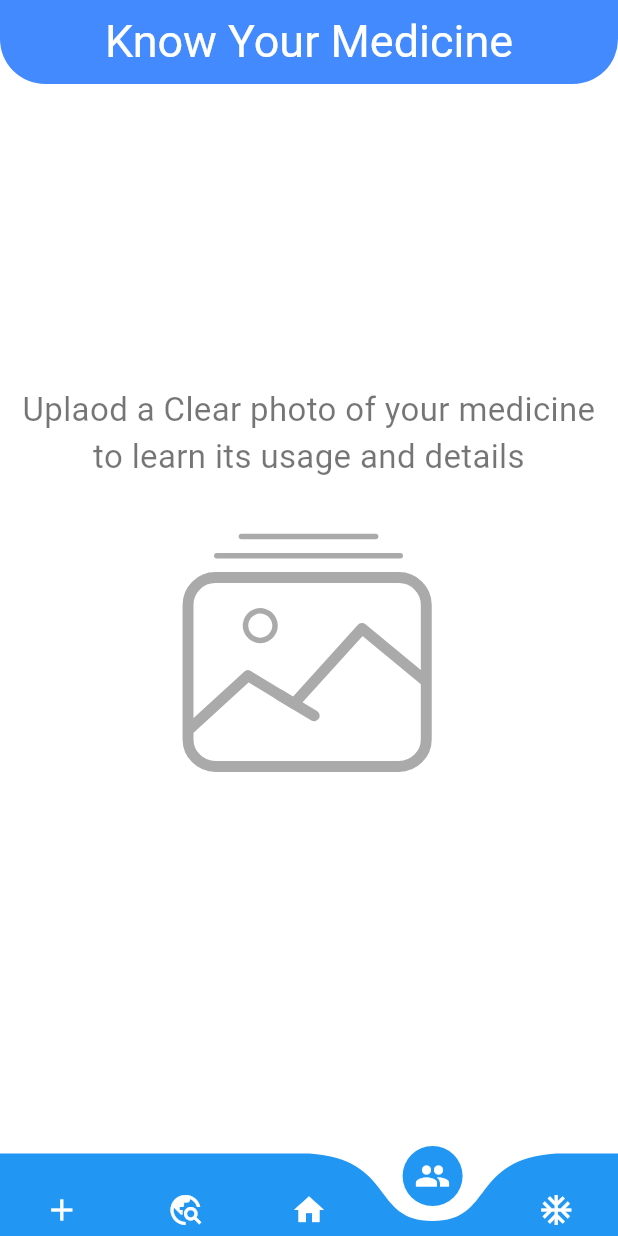
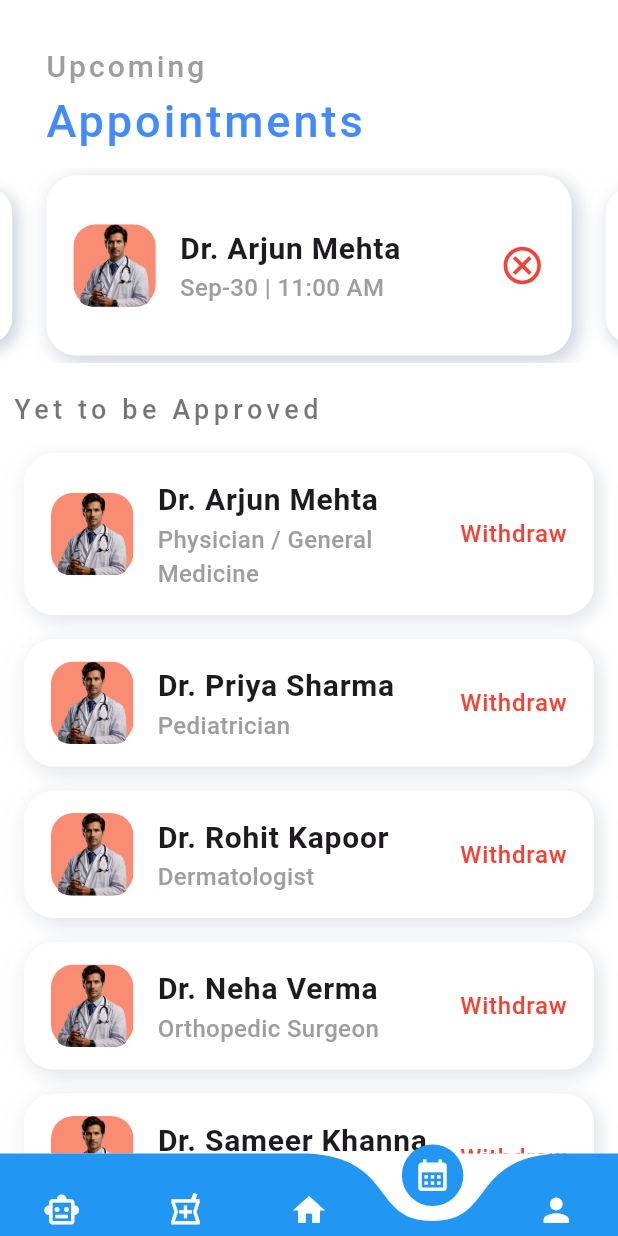
Before and after one commit to rohit070805/med_chat, a Flutter app: the screen it shows after launch, item 4 of the bottom bar chosen, on a phone screen of 412 x 824 dp. Run offline on Flutter 3.47's test engine with Material 3 defaults, Android fonts, the light colour scheme and no system bars; drawn by our look-alikes of carousel_slider, curved_navigation_bar; our stand-ins replace dash_chat_2, image_picker, lottie.

Commit message:
Major UI components are done

```diff
--- a/lib/main.dart
+++ b/lib/main.dart
@@ -1,5 +1,6 @@
 import 'package:curved_navigation_bar/curved_navigation_bar.dart';
 import 'package:flutter/material.dart';
+import 'package:med_chat/screens/AppointmentsPage.dart';
 import 'package:med_chat/screens/AskMedicine.dart';
 import 'package:med_chat/screens/HomePage.dart';
 import 'package:med_chat/screens/SearchDoctorPage.dart';
@@ -37,23 +38,25 @@ class BottomNavigate extends StatefulWidget {
 class _BottomNavigateState extends State<BottomNavigate> {
   int myIndex = 2;
   List<Widget> _widgetList = [
-    Text("Hello"),
-    Searchdoctorpage(),
+
     Homepage(),
     Askmedicine(),
+    Searchdoctorpage(),
+    Appointmentspage(),
     Userprofilepage()
 
   ];
   final List<Widget> _navigationitems = [
-    const Icon(Icons.add,color: Colors.white,),
-    const Icon(Icons.travel_explore_outlined,color: Colors.white,),
-    const Icon(Icons.home,color: Colors.white,),
-    const Icon(Icons.people,color: Colors.white,),
-    const Icon(Icons.ac_unit,color: Colors.white,)
+    const Icon(Icons.smart_toy_outlined,color: Colors.white,size: 25,),
+    const Icon(Icons.local_pharmacy_outlined,color: Colors.white,size: 25),
+    const Icon(Icons.home,color: Colors.white,size: 25),
+    const Icon(Icons.calendar_month_sharp,color: Colors.white,size: 25),
+    const Icon(Icons.person,color: Colors.white,size: 25)
   ];
   @override
   Widget build(BuildContext context) {
     return Scaffold(
+      backgroundColor: Colors.white,
       body: _widgetList[myIndex],
       bottomNavigationBar: CurvedNavigationBar(
         index: myIndex,
--- /dev/null
+++ b/lib/screens/AppointmentsPage.dart
@@ -0,0 +1,193 @@
+import 'package:flutter/material.dart';
+import 'package:carousel_slider/carousel_slider.dart';
+import 'package:med_chat/utils/colors.dart';
+import 'package:med_chat/utils/components.dart';
+class Appointmentspage extends StatefulWidget {
+  const Appointmentspage({super.key});
+
+  @override
+  State<Appointmentspage> createState() => _AppointmentspageState();
+}
+
+class _AppointmentspageState extends State<Appointmentspage> {
+  @override
+  Widget build(BuildContext context) {
+    final List<String> doctorSubtitles = [
+      "Physician / General Medicine",
+      "Pediatrician",
+      "Dermatologist",
+      "Orthopedic Surgeon",
+      "Cardiologist",
+      "Ophthalmologist",
+      "Gynecologist",
+      "Dental Surgeon",
+    ];
+    final List<String> doctorTitles = [
+      "Dr. Arjun Mehta ",
+      "Dr. Priya Sharma",
+      "Dr. Rohit Kapoor",
+      "Dr. Neha Verma",
+      "Dr. Sameer Khanna",
+      "Dr. Anjali Rao",
+      "Dr. Vikram Sinha",
+      "Dr. Kavita Iyer",
+    ];
+    return Scaffold(
+      backgroundColor: Colors.white,
+      appBar: AppBar(
+        toolbarHeight: 30,
+        backgroundColor: Colors.white,
+      ),
+      body: Column(
+          crossAxisAlignment: CrossAxisAlignment.start,
+        children: [
+          Padding(
+            padding: const EdgeInsets.symmetric(horizontal: 30.0),
+            child: Text("Upcoming",style: TextStyle(fontSize: 20,color: Colors.grey,fontWeight:FontWeight.w500,letterSpacing: 2),),
+          ),
+          Padding(
+            padding: const EdgeInsets.symmetric(horizontal: 30.0),
+            child: Text("Appointments",style: TextStyle(fontSize: 30,color: AppColors.appColor,fontWeight:FontWeight.w500,letterSpacing: 2),),
+          ),
+          SizedBox(height: 10,),
+          CarouselSlider(
+            options: CarouselOptions(
+              viewportFraction: 0.85,
+              height: 130,
+
+              enlargeCenterPage: true,
+
+              autoPlay: true
+            ),
+            items: doctorTitles.map((i) {
+              return Builder(
+                builder: (BuildContext context) {
+                  return Container(
+
+                      margin: EdgeInsets.symmetric( vertical:5),
+                      decoration: BoxDecoration(
+                        color: Colors.white,
+                        borderRadius: BorderRadius.all(Radius.circular(20)),
+                        boxShadow: <BoxShadow>[
+                          BoxShadow(
+                            offset: Offset(4, 4),
+                            blurRadius: 10,
+                            color: AppColors.grey.withOpacity(.7),
+                          ),
+                          BoxShadow(
+                            offset: Offset(-3, 0),
+                            blurRadius: 15,
+                            color: AppColors.grey.withOpacity(.1),
+                          )
+                        ],
+                      ),
+                      child: Container(
+                        padding: EdgeInsets.symmetric(horizontal: 18, vertical: 8),
+                        child: Center(
+                          child: ListTile(
+
+                            contentPadding: EdgeInsets.all(0),
+                            leading: ClipRRect(
+                              borderRadius: BorderRadius.all(Radius.circular(13)),
+                              child: Container(
+                                height: 55,
+                                width: 55,
+                                decoration: BoxDecoration(
+                                  borderRadius: BorderRadius.circular(15),
+                                  color: Components().randomColor(),
+                                ),
+                                child: Image.asset(
+                                  "assets/images/doctor.png",
+                                  height: 50,
+                                  width: 50,
+                                  fit: BoxFit.contain,
+                                ),
+                              ),
+                            ),
+                            title: Text(i, style: TextStyle(fontSize: 20,fontWeight: FontWeight.w600)),
+                            subtitle: Text("Sep-30 | 11:00 AM ",
+                              style: TextStyle(color: Colors.grey,fontWeight: FontWeight.w500,fontSize: 16),
+                            ),
+                            trailing: Icon(
+                              Icons.cancel_outlined,
+                              size: 30,
+                              color: Colors.red,
+                            ),
+                          ),
+                        ),
+                      )
+                  );
+                },
+              );
+            }).toList(),
+          ),
+          SizedBox(height:10),
+          Padding(
+            padding: const EdgeInsets.all(8.0),
+            child: Text("Yet to be Approved",style: TextStyle(color: Colors.black54,fontSize: 18,fontWeight: FontWeight.w500,letterSpacing: 3),),
+          ),
+            Expanded(
+              child: ListView.builder(
+    itemCount: doctorTitles.length,
+                  itemBuilder: (context,index){
+
+                return  Container(
+                    margin: EdgeInsets.symmetric(vertical: 8, horizontal: 16),
+                    decoration: BoxDecoration(
+                      color: Colors.white,
+                      borderRadius: BorderRadius.all(Radius.circular(20)),
+                      boxShadow: <BoxShadow>[
+                        BoxShadow(
+                          offset: Offset(4, 4),
+                          blurRadius: 10,
+                          color: AppColors.grey.withOpacity(.4),
+                        ),
+                        BoxShadow(
+                          offset: Offset(-3, 0),
+                          blurRadius: 15,
+                          color: AppColors.grey.withOpacity(.1),
+                        )
+                      ],
+                    ),
+                    child: Container(
+                      padding: EdgeInsets.symmetric(horizontal: 18, vertical: 8),
+                      child: ListTile(
+                        contentPadding: EdgeInsets.all(0),
+                        leading: ClipRRect(
+                          borderRadius: BorderRadius.all(Radius.circular(13)),
+                          child: Container(
+                            height: 55,
+                            width: 55,
+                            decoration: BoxDecoration(
+                              borderRadius: BorderRadius.circular(15),
+                              color: Components().randomColor(),
+                            ),
+                            child: Image.asset(
+                              "assets/images/doctor.png",
+                              height: 50,
+                              width: 50,
+                              fit: BoxFit.contain,
+                            ),
+                          ),
+                        ),
+                        title: Text(doctorTitles[index], style: TextStyle(fontSize: 20,fontWeight: FontWeight.w600)),
+                        subtitle: Text(
+                          doctorSubtitles[index],
+                          style: TextStyle(color: Colors.grey,fontWeight: FontWeight.w500,fontSize: 16),
+                        ),
+                        trailing: Text("Withdraw",style: TextStyle(color: Colors.red,fontSize: 16),)
+                      ),
+                    )
+                );
+                  }),
+            ),
+
+
+
+
+        ],
+
+      ),
+    );
+  }
+}
--- a/pubspec.yaml
+++ b/pubspec.yaml
@@ -39,6 +39,7 @@ dependencies:
   lottie: ^3.3.1
   image_picker: ^1.0.4
   permission_handler: ^11.0.1
+  carousel_slider: ^5.1.1
 
 dev_dependencies:
   flutter_test:
```
Also changed, not shown: pubspec.lock.
